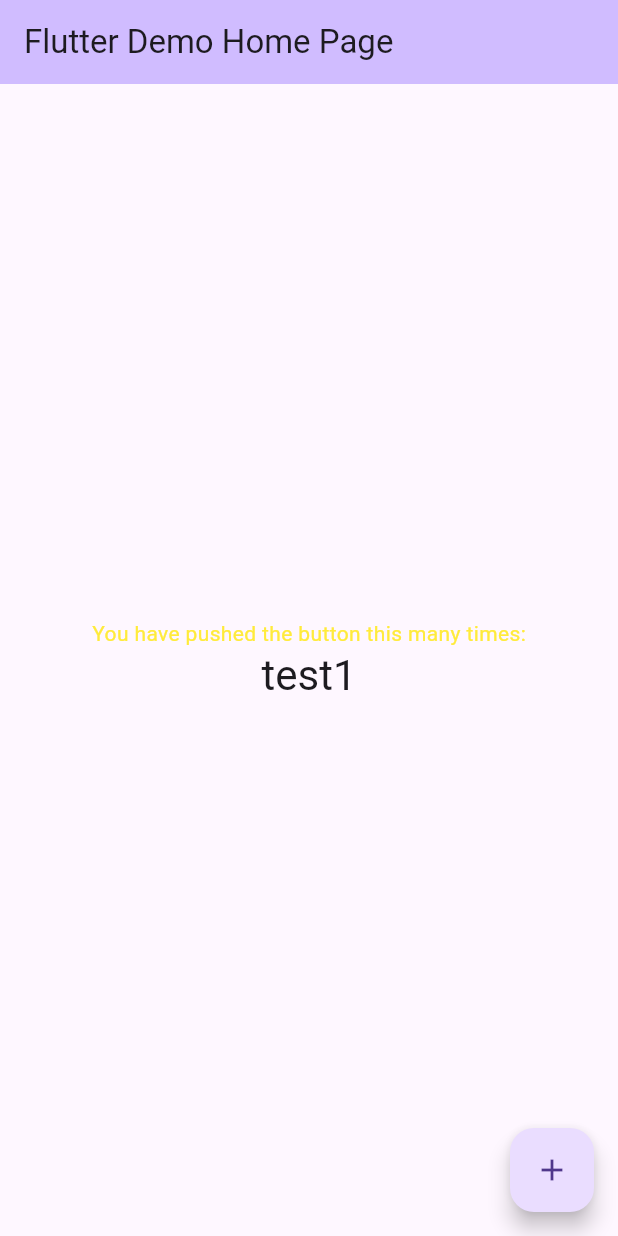
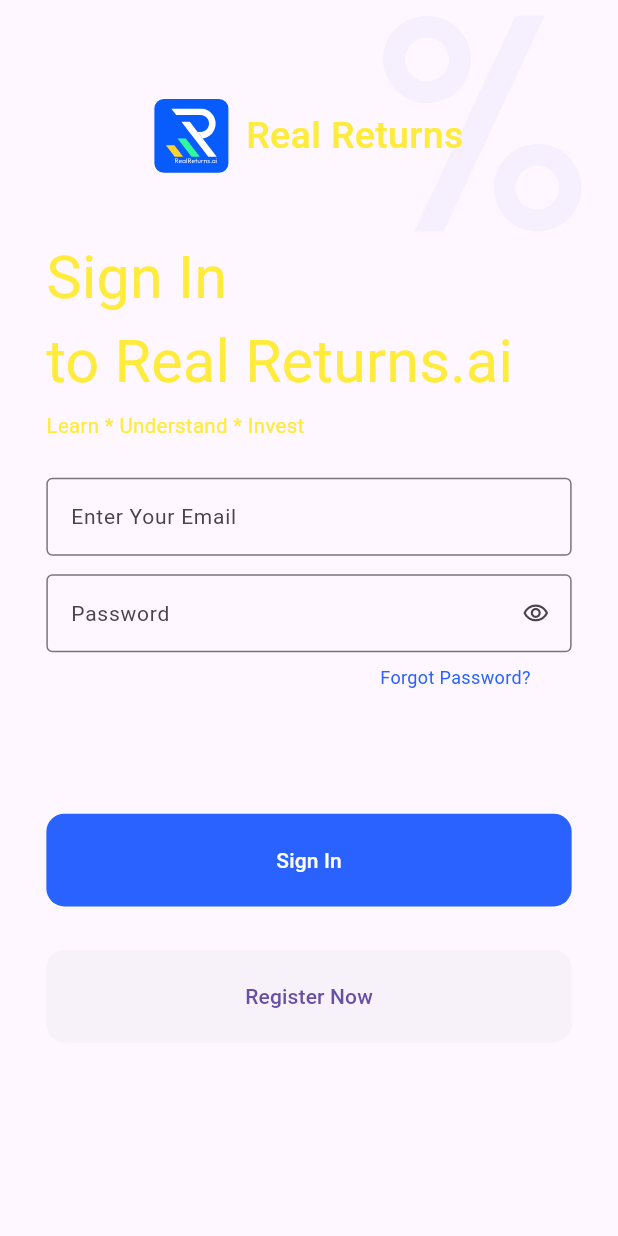
Before and after one commit to MohanmanuPaccore/RealReturnsMobile, a Flutter app: the screen it shows after launch, on a phone screen of 412 x 824 dp. Run offline on Flutter 3.47's test engine with Material 3 defaults, Android fonts, the phone set to English and light mode, and no system bars; our stand-ins replace email_validator, firebase_analytics, firebase_core, flutter_svg, rxdart; missing offline and left inert: flutter_appauth; accounts and stored records are empty.

Commit message:
Designed the sign in screen.

```diff
--- /dev/null
+++ b/lib/common_files/common_size_helper.dart
@@ -0,0 +1,17 @@
+
+import 'package:flutter/material.dart';
+
+Size displaySize(BuildContext context) {
+  //debugPrint('Size = ' + MediaQuery.of(context).size.toString());
+  return MediaQuery.of(context).size;
+}
+
+double displayHeight(BuildContext context) {
+  //debugPrint('Height = ' + displaySize(context).height.toString());
+  return displaySize(context).height;
+}
+
+double displayWidth(BuildContext context) {
+  //debugPrint('Width = ' + displaySize(context).width.toString());
+  return displaySize(context).width;
+}
--- a/lib/main.dart
+++ b/lib/main.dart
@@ -2,6 +2,7 @@
 import 'package:architecture_pattern/environment/environment_service.dart';
 import 'package:architecture_pattern/firebase/analytics.dart';
 import 'package:architecture_pattern/firebase/appevents.dart';
+import 'package:architecture_pattern/screens/sign_in.dart';
 import 'package:architecture_pattern/viewmodels/login_viewmodel.dart';
 import 'package:architecture_pattern/reusable/null_error_widget.dart';
 import 'package:architecture_pattern/routes/routes.dart';
@@ -41,12 +42,14 @@
       ],
 
   child:   MaterialApp(
+    debugShowCheckedModeBanner: false,
       title: 'Flutter Demo',
       theme: lightTheme,
         onGenerateRoute: Routes.generateRoutes,
 
-      darkTheme: darkTheme,
-      home: const MyHomePage(title: 'Flutter Demo Home Page'),
+      // darkTheme: darkTheme,
+
+      home: const SignInScreen()
     ));
   }
 }
--- /dev/null
+++ b/lib/screens/sign_in.dart
@@ -0,0 +1,162 @@
+import 'package:architecture_pattern/common_files/common_size_helper.dart';
+import 'package:flutter/material.dart';
+import 'package:flutter_svg/svg.dart';
+import 'package:email_validator/email_validator.dart';
+
+
+class SignInScreen extends StatefulWidget {
+  const SignInScreen({super.key});
+
+  @override
+  State<SignInScreen> createState() => _SignInScreenState();
+}
+
+class _SignInScreenState extends State<SignInScreen> {
+
+  GlobalKey<FormState> emailFormKey = GlobalKey<FormState>();
+  GlobalKey<FormState> passwordFormKey = GlobalKey<FormState>();
+  TextEditingController emailController = TextEditingController();
+  TextEditingController passwordController = TextEditingController();
+  FocusNode emailFocusNode = FocusNode();
+  FocusNode passwordFocusNode = FocusNode();
+  bool isPasswordVisible = true;
+
+
+  @override
+  Widget build(BuildContext context) {
+    return SafeArea(
+      child: Scaffold(
+          resizeToAvoidBottomInset : false,
+          body: Stack(
+          children: [
+            Padding(
+              padding: EdgeInsets.only(left: displayWidth(context)*0.62),
+              child: SvgPicture.asset(
+                'assets/signin/Group.svg',
+                height: displayHeight(context)*0.2,
+                width: displayWidth(context)*0.32,
+                allowDrawingOutsideViewBox: true,
+              ),
+            ),
+            Padding(
+              padding: EdgeInsets.only(left: displayWidth(context)*0.075,right:displayWidth(context)*0.075 ),
+              child: Column(
+                crossAxisAlignment: CrossAxisAlignment.start,
+                children: [
+                  SizedBox(height: displayHeight(context)*0.08,),
+                  Row(
+                    mainAxisAlignment: MainAxisAlignment.center,
+                    children: [
+                      SvgPicture.asset(
+                        'assets/signin/logo_signin.svg',
+                        height: displayHeight(context)*0.06,
+                        width: displayWidth(context)*0.12,
+                        allowDrawingOutsideViewBox: true,
+                      ),
+                      SizedBox(width: displayWidth(context)*0.0285,),
+                      const Text('Real Returns',style: TextStyle(fontSize: 25,fontWeight: FontWeight.w500),)
+                    ],
+                  ),
+                  SizedBox(height: displayHeight(context)*0.05,),
+                  Text('Sign In\nto Real Returns.ai',style: TextStyle(fontSize: displayWidth(context)*0.0955),),
+                  SizedBox(height: displayHeight(context)*0.0075,),
+                  Text('Learn * Understand * Invest',style: TextStyle(fontSize: displayWidth(context)*0.033),),
+                  SizedBox(height: displayHeight(context)*0.03,),
+                  TextFormField(
+                    key: emailFormKey,
+                    focusNode: emailFocusNode,
+                    controller: emailController,
+                    autovalidateMode: AutovalidateMode.onUserInteraction,
+                    decoration: InputDecoration(
+                      contentPadding: EdgeInsets.symmetric(vertical: displayHeight(context)*0.017,horizontal: displayWidth(context)*0.03),
+                        border: const OutlineInputBorder(),
+                        labelText: 'Enter Your Email',labelStyle: TextStyle(fontSize: displayWidth(context)*0.034),
+                       hintText: 'Enter Your Email',hintStyle: TextStyle(fontSize: displayWidth(context)*0.034),),
+                    validator: (value) {
+                      if (value!.isEmpty) {
+                        return 'Enter Your Email';
+                      }
+                      if (!EmailValidator.validate(value)) {
+                        return 'Enter Valid Email';
+                      } else if (EmailValidator.validate(value)) {
+                        String emailExt = value.split('.').last;
+
+                        if (!['com', 'in', 'us'].contains(emailExt)) {
+                          return 'Enter Valid Email';
+                        }
+                      }
+                      return null;
+                    },
+                  ),
+                  SizedBox(height: displayHeight(context)*0.015,),
+                  TextFormField(
+                    key: passwordFormKey,
+                    focusNode: passwordFocusNode,
+                    controller: passwordController,
+                    autovalidateMode: AutovalidateMode.onUserInteraction,
+                    decoration: InputDecoration(
+                      contentPadding: EdgeInsets.symmetric(vertical: displayHeight(context)*0.017,horizontal: displayWidth(context)*0.03),
+                      border: const OutlineInputBorder(),
+                        labelText: 'Password',labelStyle: TextStyle(fontSize: displayWidth(context)*0.034),
+                        hintText: 'Enter Your Email',hintStyle: TextStyle(fontSize: displayWidth(context)*0.034),
+                        suffixIcon : IconButton(icon: isPasswordVisible ? Icon(Icons.visibility_outlined,size: 18,) : Icon(Icons.visibility_off_outlined,size: 18,), onPressed: () {
+                          setState(() {
+                            isPasswordVisible = !isPasswordVisible;
+                          });
+                        },)
+                    ),
+                    obscureText: !isPasswordVisible,
+                    validator: (value) {
+                      if (value!.isEmpty) {
+                        return 'Enter Password';
+                      } else if (!RegExp(
+                          r'^(?=.*?[A-Z])(?=.*?[a-z])(?=.*?[0-9])(?=.*?[.!@#\$&*~]).{8,}$')
+                          .hasMatch(value)) {
+                        return 'Invalid Password';
+                      }
+                      return null;
+                    },
+                  ),
+                  SizedBox(height: displayHeight(context)*0.01,),
+                  Padding(
+                    padding: EdgeInsets.only(left: displayWidth(context)*0.54),
+                    child: Text('Forgot Password?',style: TextStyle(fontSize: 12,color: Colors.blueAccent.shade700),),
+                  ),
+                  SizedBox(height: displayHeight(context)*0.1,),
+                  SizedBox(
+                    width: displayWidth(context)*1,
+                    height: displayWidth(context)*0.15,
+                    child: ElevatedButton(onPressed: (){
+
+                    },style: ElevatedButton.styleFrom(shape: RoundedRectangleBorder( borderRadius: BorderRadius.circular(12.0),),
+                      backgroundColor: Colors.blueAccent.shade700,elevation: 0
+                    ),
+                        child: const Text('Sign In',style: TextStyle(color: Colors.white),)),
+                  ),
+                  SizedBox(height: displayHeight(context)*0.035,),
+                  SizedBox(
+                    width: displayWidth(context)*1,
+                    height: displayWidth(context)*0.15,
+                    // alignment: Alignment.center,
+                    // decoration: BoxDecoration(
+                    //   borderRadius: BorderRadius.circular(10),
+                    //   color: Colors.blue.shade50,
+                    // ),
+                   // child: Text('Register Now',),
+                    child: ElevatedButton(onPressed: (){
+
+                    },style: ElevatedButton.styleFrom(shape: RoundedRectangleBorder( borderRadius: BorderRadius.circular(12.0),),
+                       elevation: 0,
+                     // backgroundColor: Colors.blueGrey.shade900,
+                    ),
+                        child: Text('Register Now',)),
+                  ),
+                ],
+              ),
+            ),
+          ],
+        )
+      ),
+    );
+  }
+}
--- a/pubspec.yaml
+++ b/pubspec.yaml
@@ -41,6 +41,8 @@
   http: ^1.2.0
   oauth2: ^2.0.2
   flutter_appauth: ^6.0.5
+  flutter_svg: ^2.0.10+1
+  email_validator: ^2.1.17
 
 dev_dependencies:
   flutter_test:
@@ -65,8 +67,8 @@
   uses-material-design: true
 
   # To add assets to your application, add an assets section, like this:
-  # assets:
-  #   - images/a_dot_burr.jpeg
+  assets:
+    - assets/signin/
   #   - images/a_dot_ham.jpeg
 
   # An image asset can refer to one or more resolution-specific "variants", see
```
Also changed, not shown: assets/signin/Group.svg (added), assets/signin/logo.png (added), assets/signin/logo_signin.svg (added).
